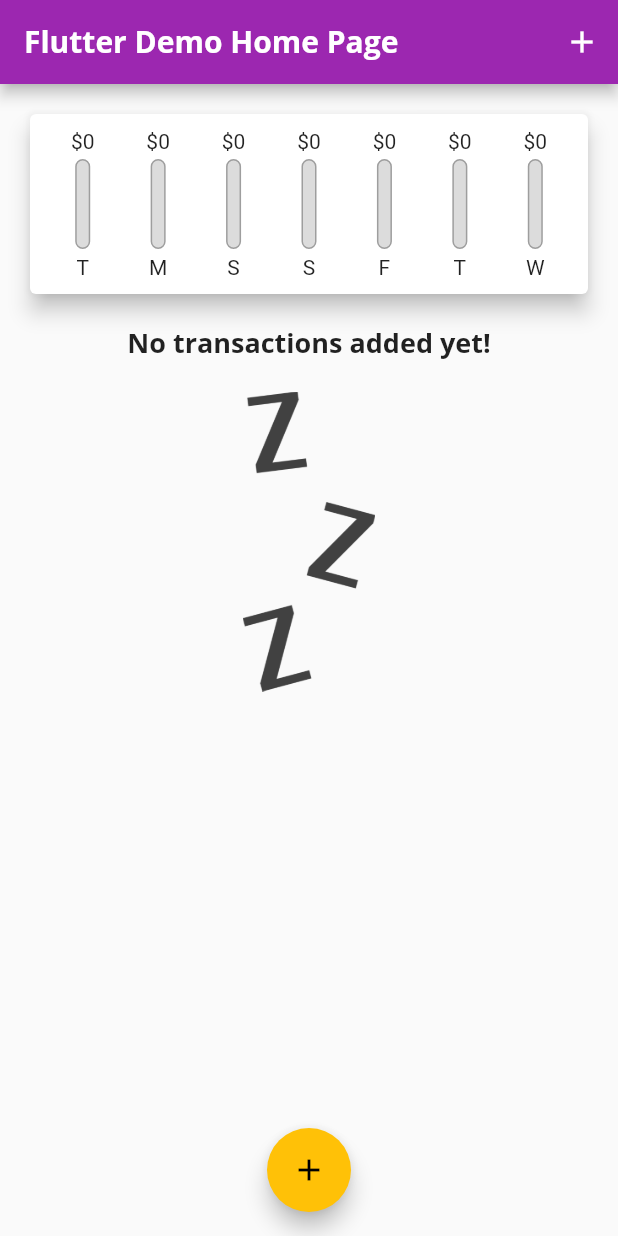
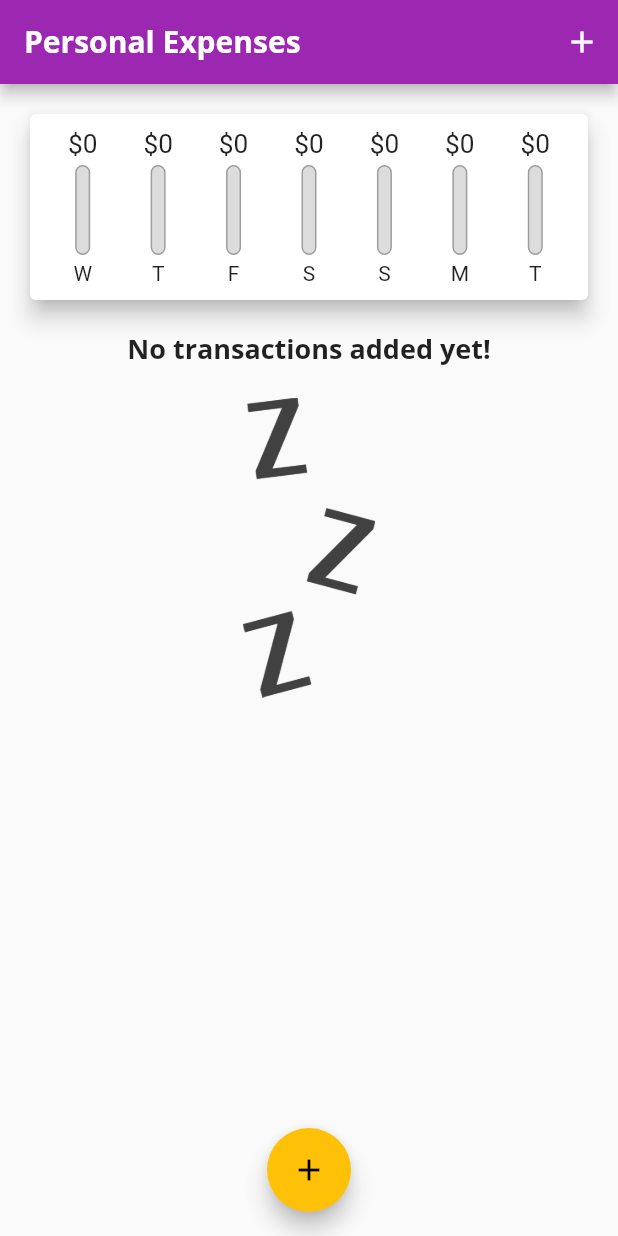
Before and after one commit to ninetails/probable-adventure, a Flutter app: the screen it shows after launch, on a phone screen of 412 x 824 dp. Run offline on Flutter 3.47's test engine with Material 2 defaults, Android fonts, the phone set to English and light mode, and no system bars.

Commit message:
feat: 🎸 lecture 107

```diff
--- a/guide/expense_planner/lib/main.dart
+++ b/guide/expense_planner/lib/main.dart
@@ -9,10 +9,12 @@ void main() {
 }
 
 class MyApp extends StatelessWidget {
+  final String title = 'Personal Expenses';
+
   @override
   Widget build(BuildContext context) {
     return MaterialApp(
-      title: 'Personal Expenses',
+      title: this.title,
       theme: ThemeData(
         primarySwatch: Colors.purple,
         accentColor: Colors.amber,
@@ -32,7 +34,7 @@ class MyApp extends StatelessWidget {
               )),
         ),
       ),
-      home: MyHomePage(title: 'Flutter Demo Home Page'),
+      home: MyHomePage(title: this.title),
     );
   }
 }
--- a/guide/expense_planner/lib/widgets/chart.dart
+++ b/guide/expense_planner/lib/widgets/chart.dart
@@ -25,7 +25,7 @@ class Chart extends StatelessWidget {
         'day': DateFormat.E().format(weekDay).substring(0, 1),
         'amount': totalSum,
       };
-    });
+    }).reversed.toList();
   }
 
   double get totalSpending {
--- a/guide/expense_planner/lib/widgets/chart_bar.dart
+++ b/guide/expense_planner/lib/widgets/chart_bar.dart
@@ -12,8 +12,11 @@ class ChartBar extends StatelessWidget {
   Widget build(BuildContext context) {
     return Column(
       children: [
-        FittedBox(
-          child: Text('\$${this.spendingAmount.toStringAsFixed(0)}'),
+        Container(
+          height: 20,
+          child: FittedBox(
+            child: Text('\$${this.spendingAmount.toStringAsFixed(0)}'),
+          ),
         ),
         SizedBox(
           height: 4,
```
